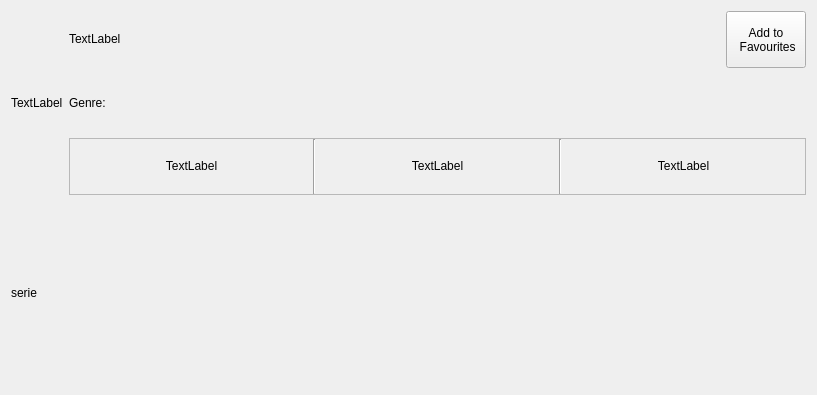
The window that ClipFlix/watch_serie.ui (andralves717/IHC_Clipflix) describes before a commit, drawn with Qt 5.
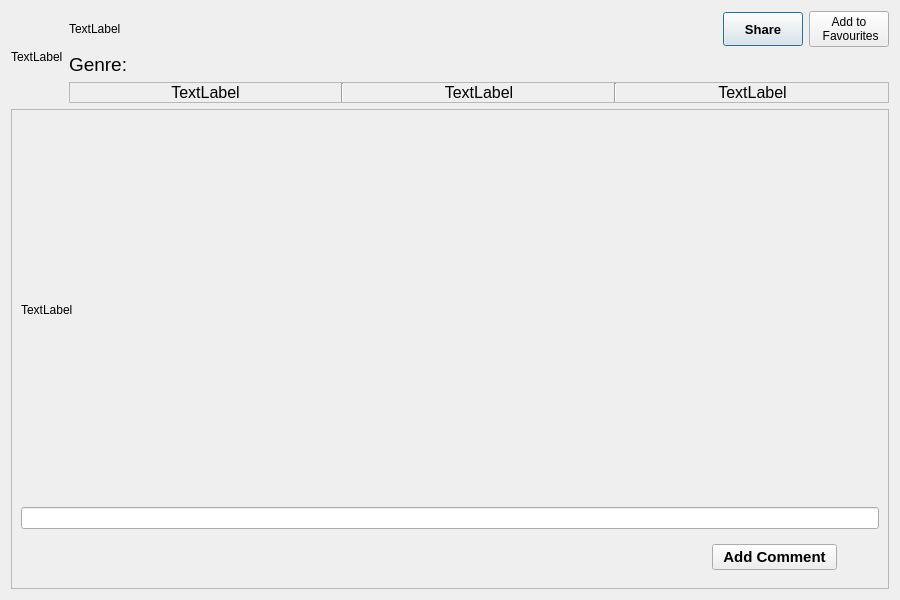
The same window after the commit.

Commit message: Share & comments

```diff
--- a/ClipFlix/watch_serie.ui
+++ b/ClipFlix/watch_serie.ui
@@ -6,10 +6,16 @@
    <rect>
     <x>0</x>
     <y>0</y>
-    <width>817</width>
-    <height>395</height>
+    <width>900</width>
+    <height>600</height>
    </rect>
   </property>
+  <property name="minimumSize">
+   <size>
+    <width>900</width>
+    <height>600</height>
+   </size>
+  </property>
   <property name="windowTitle">
    <string>Dialog</string>
   </property>
@@ -45,10 +51,36 @@
              </property>
             </widget>
            </item>
+           <item>
+            <widget class="QPushButton" name="pushButton">
+             <property name="sizePolicy">
+              <sizepolicy hsizetype="Maximum" vsizetype="Maximum">
+               <horstretch>0</horstretch>
+               <verstretch>0</verstretch>
+              </sizepolicy>
+             </property>
+             <property name="minimumSize">
+              <size>
+               <width>75</width>
+               <height>34</height>
+              </size>
+             </property>
+             <property name="font">
+              <font>
+               <pointsize>10</pointsize>
+               <weight>75</weight>
+               <bold>true</bold>
+              </font>
+             </property>
+             <property name="text">
+              <string>Share</string>
+             </property>
+            </widget>
+           </item>
            <item>
             <widget class="QPushButton" name="addFav">
              <property name="sizePolicy">
-              <sizepolicy hsizetype="Maximum" vsizetype="Minimum">
+              <sizepolicy hsizetype="Maximum" vsizetype="Maximum">
                <horstretch>0</horstretch>
                <verstretch>0</verstretch>
               </sizepolicy>
@@ -66,6 +98,13 @@
          </item>
          <item>
           <widget class="QLabel" name="genre">
+           <property name="font">
+            <font>
+             <pointsize>14</pointsize>
+             <weight>50</weight>
+             <bold>false</bold>
+            </font>
+           </property>
            <property name="text">
             <string>Genre:</string>
            </property>
@@ -105,6 +144,11 @@
               </property>
               <item>
                <widget class="QLabel" name="Year">
+                <property name="font">
+                 <font>
+                  <pointsize>12</pointsize>
+                 </font>
+                </property>
                 <property name="frameShape">
                  <enum>QFrame::NoFrame</enum>
                 </property>
@@ -128,6 +172,11 @@
               </item>
               <item>
                <widget class="QLabel" name="Duration">
+                <property name="font">
+                 <font>
+                  <pointsize>12</pointsize>
+                 </font>
+                </property>
                 <property name="frameShape">
                  <enum>QFrame::NoFrame</enum>
                 </property>
@@ -151,6 +200,11 @@
               </item>
               <item>
                <widget class="QLabel" name="rating">
+                <property name="font">
+                 <font>
+                  <pointsize>12</pointsize>
+                 </font>
+                </property>
                 <property name="frameShape">
                  <enum>QFrame::NoFrame</enum>
                 </property>
@@ -174,15 +228,95 @@
        </item>
       </layout>
      </item>
-     <item>
-      <widget class="QLabel" name="label">
-       <property name="text">
-        <string>serie</string>
-       </property>
-      </widget>
-     </item>
     </layout>
    </item>
+   <item>
+    <widget class="QScrollArea" name="scrollArea">
+     <property name="widgetResizable">
+      <bool>true</bool>
+     </property>
+     <widget class="QWidget" name="scrollAreaWidgetContents">
+      <property name="geometry">
+       <rect>
+        <x>0</x>
+        <y>0</y>
+        <width>880</width>
+        <height>474</height>
+       </rect>
+      </property>
+      <layout class="QVBoxLayout" name="verticalLayout_5">
+       <item>
+        <layout class="QVBoxLayout" name="verticalLayout_4">
+         <item>
+          <widget class="QLabel" name="label">
+           <property name="minimumSize">
+            <size>
+             <width>500</width>
+             <height>300</height>
+            </size>
+           </property>
+           <property name="text">
+            <string>TextLabel</string>
+           </property>
+          </widget>
+         </item>
+         <item>
+          <widget class="QLineEdit" name="lineEdit"/>
+         </item>
+         <item>
+          <widget class="QWidget" name="widget" native="true">
+           <property name="sizePolicy">
+            <sizepolicy hsizetype="Maximum" vsizetype="Maximum">
+             <horstretch>0</horstretch>
+             <verstretch>0</verstretch>
+            </sizepolicy>
+           </property>
+           <layout class="QHBoxLayout" name="horizontalLayout_5">
+            <item>
+             <widget class="QWidget" name="widget_2" native="true">
+              <property name="sizePolicy">
+               <sizepolicy hsizetype="Minimum" vsizetype="Preferred">
+                <horstretch>0</horstretch>
+                <verstretch>0</verstretch>
+               </sizepolicy>
+              </property>
+              <property name="minimumSize">
+               <size>
+                <width>676</width>
+                <height>0</height>
+               </size>
+              </property>
+             </widget>
+            </item>
+            <item>
+             <widget class="QPushButton" name="pushButton_2">
+              <property name="minimumSize">
+               <size>
+                <width>125</width>
+                <height>0</height>
+               </size>
+              </property>
+              <property name="font">
+               <font>
+                <pointsize>11</pointsize>
+                <weight>75</weight>
+                <bold>true</bold>
+               </font>
+              </property>
+              <property name="text">
+               <string>Add Comment</string>
+              </property>
+             </widget>
+            </item>
+           </layout>
+          </widget>
+         </item>
+        </layout>
+       </item>
+      </layout>
+     </widget>
+    </widget>
+   </item>
   </layout>
  </widget>
  <resources/>
```
The commit also changes 10 other files.
